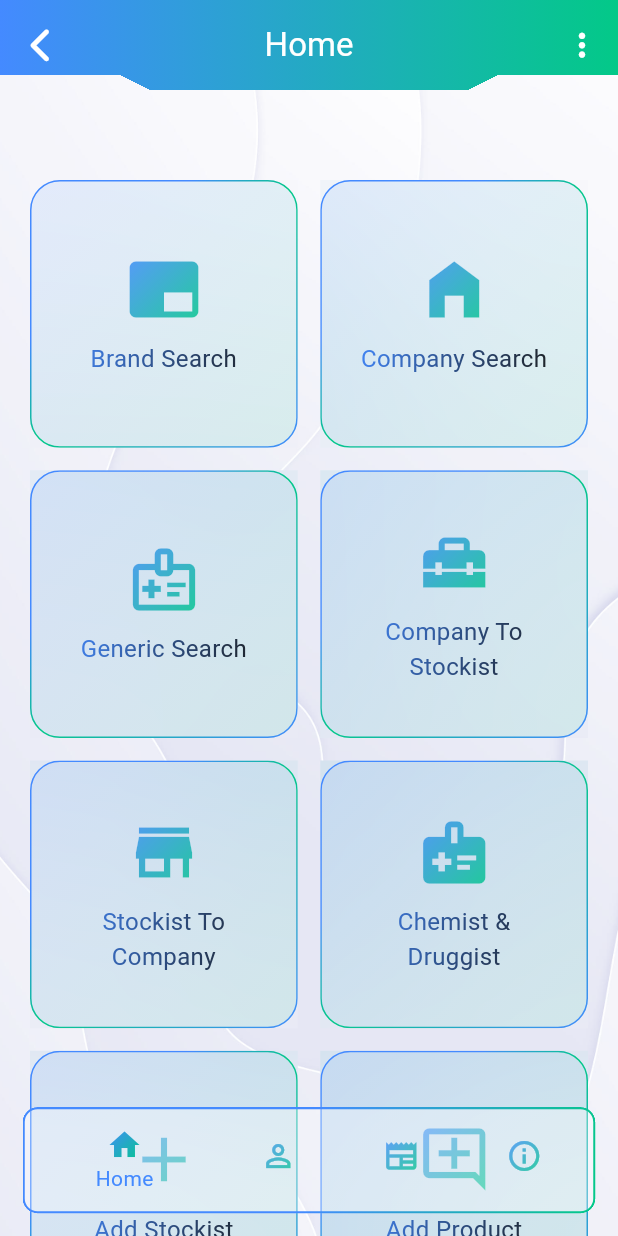
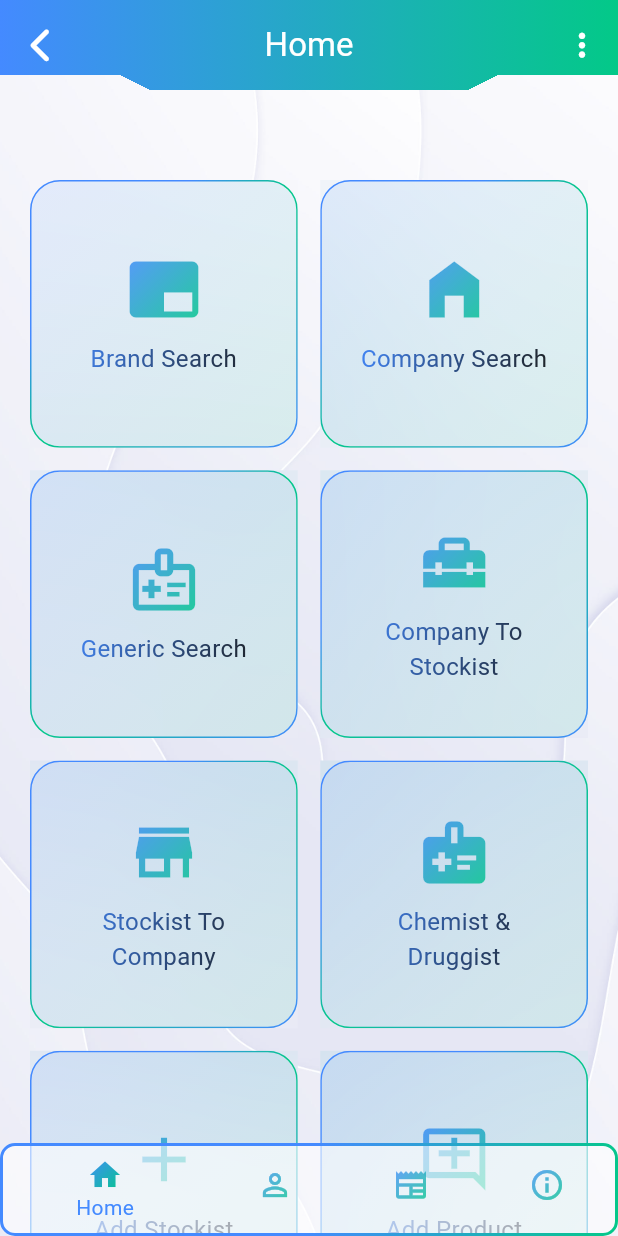
Before and after one commit to jagadkeyur/medpocket, a Flutter app: the BottomNav screen opened directly, on a phone screen of 412 x 824 dp. Run offline on Flutter 3.47's test engine with Material 3 defaults, Android fonts, the phone set to English and light mode, and no system bars; drawn by our look-alikes of flutter_animate; our stand-ins replace carousel_slider, device_info_plus, dotted_border, dropdown_search, file_picker, firebase_core and 22 more; missing offline and left inert: android_id, context_holder, dart_jsonwebtoken, in_app_update, mobile_scanner; accounts and stored records are empty; network calls fail; statements that could not run were skipped.

Commit message:
latest changes

```diff
--- a/lib/src/navigation/bottom_navigation/bottom_nav.dart
+++ b/lib/src/navigation/bottom_navigation/bottom_nav.dart
@@ -115,18 +115,11 @@ class _BottomNavState extends State<BottomNav> {
           child: SizedBox.expand(child: child),
         ),
         bottomNavigationBar: Container(
-          margin: const EdgeInsets.all(15),
+          margin: const EdgeInsets.all(0), // Remove margin
+          padding: EdgeInsets.zero, // Remove padding
           decoration: BoxDecoration(
             borderRadius: BorderRadius.circular(10),
-          ),
-          clipBehavior: Clip.hardEdge,
-          child: ClipRRect(
-            borderRadius: BorderRadius.circular(10),
-            child: Container(
-              padding: const EdgeInsets.all(5),
-              decoration: BoxDecoration(
-                color: Colors.white.withOpacity(0.3),
-                borderRadius: BorderRadius.circular(10),
+            color: Colors.white60,
             border: GradientBoxBorder(
               gradient: LinearGradient(
                 begin: Alignment.bottomRight,
@@ -137,7 +130,7 @@ class _BottomNavState extends State<BottomNav> {
                   themeData.primaryColor,
                 ],
               ),
-                  width: 1.5,
+              width: 2.0,
             ),
           ),
           child: BottomNavigationBar(
@@ -225,8 +218,6 @@ class _BottomNavState extends State<BottomNav> {
           ),
         ),
       ),
-        ),
-      ),
     );
   }
 }
--- a/lib/src/pages/app_init/index.dart
+++ b/lib/src/pages/app_init/index.dart
@@ -105,7 +105,7 @@ class _AppInitState extends State<AppInit> {
       final prefs = await SharedPreferences.getInstance();
       final token = prefs.getString("token");
       // log(token ?? "no token");
-      String child = '/home';
+      String child = '/center-speech';
       var user;
       Future.delayed(
           const Duration(seconds: 2),
```
Also changed, not shown: 1 other file. Lines whose indentation alone changed are shown as unchanged.
